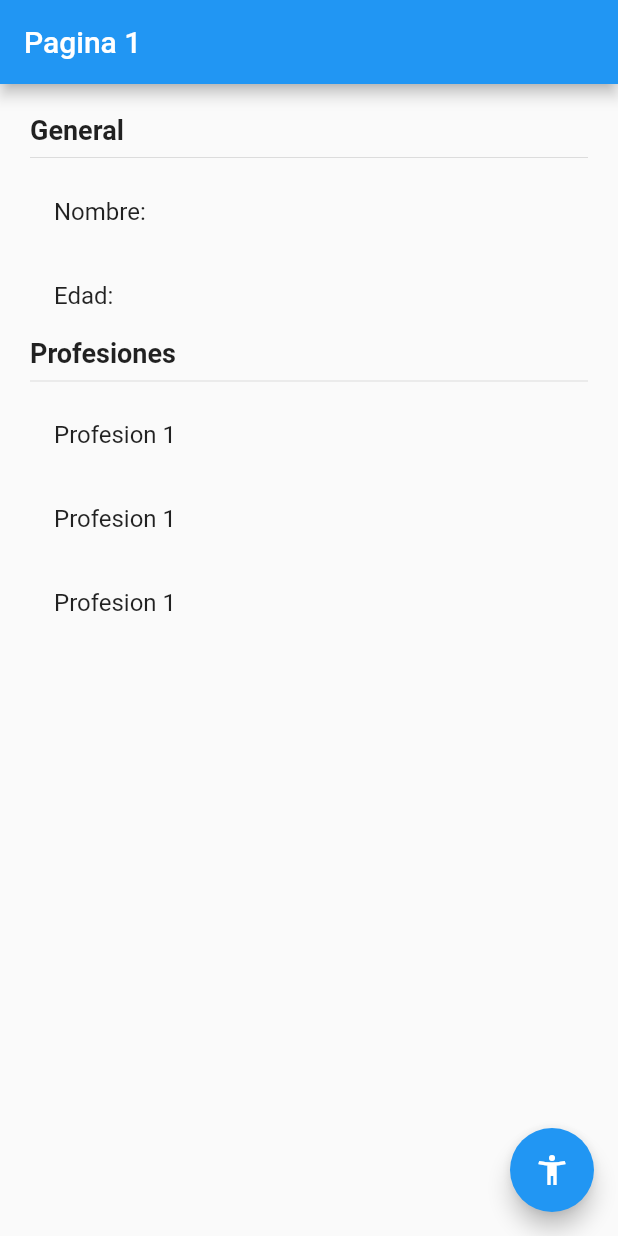
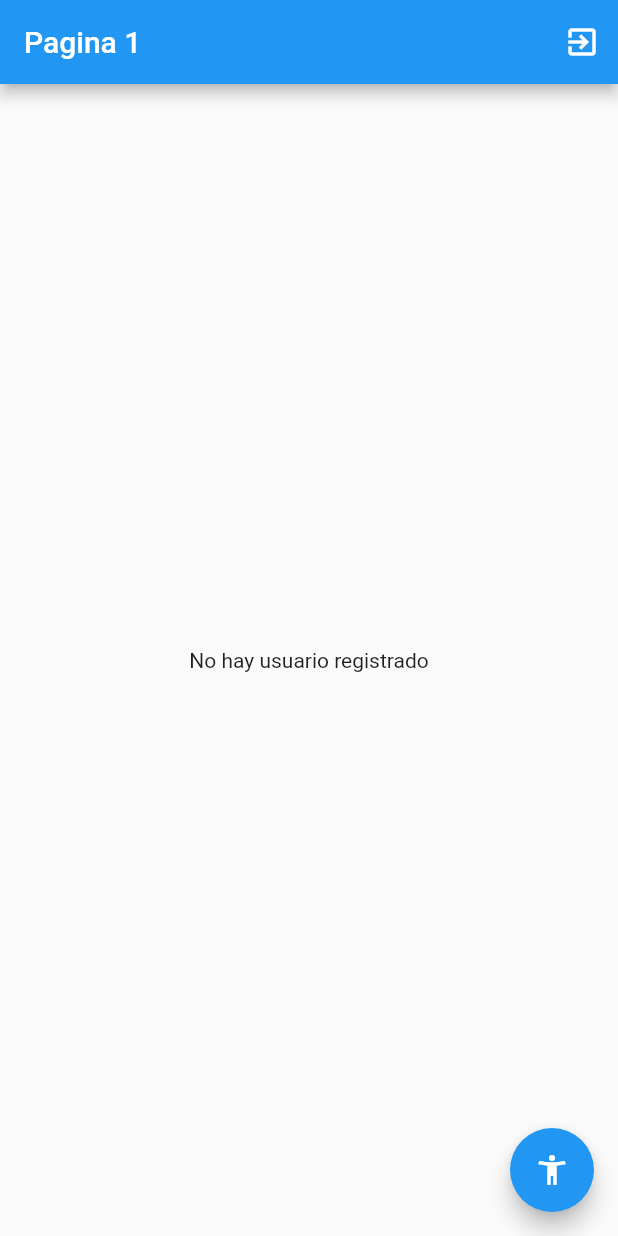
Before and after one commit to alemurillo104/state_managment_app, a Flutter app: the screen it shows after launch, on a phone screen of 412 x 824 dp. Run offline on Flutter 3.47's test engine with Material 2 defaults, Android fonts, the phone set to English and light mode, and no system bars; our stand-ins replace flutter_bloc.

Commit message:
rama Cubit terminada

```diff
--- /dev/null
+++ b/lib/bloc/usuario/usuario_cubit.dart
@@ -0,0 +1,52 @@
+
+
+import 'package:estados/models/usuario.dart';
+import 'package:flutter/material.dart';
+import 'package:flutter_bloc/flutter_bloc.dart';
+
+part 'usuario_state.dart';
+
+class UsuarioCubit extends Cubit<UsuarioState>{
+  UsuarioCubit() : super( UsuarioInitial() );
+
+  void seleccionarUsuario ( Usuario user ){
+
+    emit( UsuarioActivo(user) );
+  }
+
+  void cambiarEdadUsuario(int edad){
+
+    final currentState = state;
+    if ( currentState is UsuarioActivo ) {
+      final newUser = currentState.usuario.copyWith(edad: 30);
+      emit(UsuarioActivo(newUser));
+    }
+  }
+
+  void agregarProfesion(String prof){
+
+    final currentState = state;
+    if ( currentState is UsuarioActivo ) {
+
+      final profesiones = [
+        ...currentState.usuario.profesiones,
+        prof
+      ];
+
+      final newUser = currentState.usuario.copyWith(profesiones: profesiones);
+      emit(UsuarioActivo(newUser));
+    }
+  }
+
+  int getProfesionesCantidad(){
+    if (state is UsuarioInitial) {
+      return 0;
+    }else{
+      return (state as UsuarioActivo).usuario.profesiones.length;//creo
+    }
+  }
+
+  void borrarUsuario(){
+    emit(UsuarioInitial());
+  }
+}
--- /dev/null
+++ b/lib/bloc/usuario/usuario_state.dart
@@ -0,0 +1,17 @@
+part of 'usuario_cubit.dart';
+
+@immutable
+abstract class UsuarioState {}
+
+class UsuarioInitial extends UsuarioState{
+  final existeUsuario = false;
+}
+
+class UsuarioActivo extends UsuarioState{
+
+  final existeUsuario = true;
+  final Usuario usuario;
+
+  UsuarioActivo(this.usuario);
+
+}
--- a/lib/main.dart
+++ b/lib/main.dart
@@ -1,14 +1,20 @@
+import 'package:estados/bloc/usuario/usuario_cubit.dart';
 import 'package:estados/pages/pagina2_page.dart';
 import 'package:flutter/material.dart';
 
 import 'package:estados/pages/pagina1_page.dart';
+import 'package:flutter_bloc/flutter_bloc.dart';
 
 void main() => runApp(MyApp());
 
 class MyApp extends StatelessWidget {
   @override
   Widget build(BuildContext context) {
-    return MaterialApp(
+    return MultiBlocProvider(
+      providers: [
+        BlocProvider( create: (context) => UsuarioCubit() ),
+      ],
+      child: MaterialApp(
         debugShowCheckedModeBanner: false,
         title: 'Material App',
         initialRoute: 'pagina1',
@@ -16,6 +22,7 @@ class MyApp extends StatelessWidget {
           'pagina1': ( _ ) => Pagina1Page(),
           'pagina2': ( _ ) => Pagina2Page(),
         },
+      ),
     );
   }
 }
--- a/lib/models/usuario.dart
+++ b/lib/models/usuario.dart
@@ -2,10 +2,22 @@
 
 class Usuario {
 
-  String nombre;
-  int edad;
-  List<String> profesiones;
+  final String nombre;
+  final int edad;
+  final List<String> profesiones;
 
   Usuario({ this.nombre, this.edad, this.profesiones });
 
+  Usuario copyWith({
+    String nombre,
+    int edad,
+    List<String> profesiones
+  }){
+    return Usuario(
+      nombre: nombre ?? this.nombre,
+      edad: edad ?? this.edad,
+      profesiones: profesiones ?? this.profesiones,
+    );
+  }
+
 }
--- a/lib/pages/pagina1_page.dart
+++ b/lib/pages/pagina1_page.dart
@@ -1,4 +1,7 @@
+import 'package:estados/bloc/usuario/usuario_cubit.dart';
+import 'package:estados/models/usuario.dart';
 import 'package:flutter/material.dart';
+import 'package:flutter_bloc/flutter_bloc.dart';
 
 
 class Pagina1Page extends StatelessWidget {
@@ -8,8 +11,15 @@ class Pagina1Page extends StatelessWidget {
     return Scaffold(
       appBar: AppBar(
         title: Text('Pagina 1'),
+        actions: [
+          IconButton(
+            onPressed: () => context.read<UsuarioCubit>().borrarUsuario() ,
+            icon: Icon(Icons.exit_to_app)
+          )
+        ],
       ),
-      body: InformacionUsuario(),
+      body: BodyScaffold(),
+      // body: InformacionUsuario(),
 
      floatingActionButton: FloatingActionButton(
        child: Icon( Icons.accessibility_new ),
@@ -19,7 +29,42 @@ class Pagina1Page extends StatelessWidget {
   }
 }
 
+class BodyScaffold extends StatelessWidget {
+
+  @override
+  Widget build(BuildContext context) {
+    return BlocBuilder<UsuarioCubit, UsuarioState>(
+      builder: ( _ , state) {
+
+       switch ( state.runtimeType ) {
+         case UsuarioInitial:
+          return Center(child: Text('No hay usuario registrado'));
+          break;
+         case UsuarioActivo:
+          return InformacionUsuario((state as UsuarioActivo).usuario);
+          break;
+
+         default:
+          return CircularProgressIndicator();
+
+       }
+
+        // if ( state is UsuarioInitial ) {
+        //   return Center(child: Text('No hay usuario registrado'));
+        // } else if( state is UsuarioActivo) {
+        //   return InformacionUsuario(state.usuario);
+        // }
+        // return CircularProgressIndicator();
+      },
+    );
+  }
+}
+
 class InformacionUsuario extends StatelessWidget {
+
+  final Usuario usuario;
+
+  const InformacionUsuario( this.usuario );
 
   @override
   Widget build(BuildContext context) {
@@ -34,15 +79,20 @@ class InformacionUsuario extends StatelessWidget {
           Text('General', style: TextStyle( fontSize: 18, fontWeight: FontWeight.bold ) ),
           Divider(),
 
-          ListTile( title: Text('Nombre: ') ),
-          ListTile( title: Text('Edad: ') ),
+          ListTile( title: Text('Nombre: ${ usuario.nombre } ') ),
+          ListTile( title: Text('Edad: ${ usuario.edad }') ),
 
           Text('Profesiones', style: TextStyle( fontSize: 18, fontWeight: FontWeight.bold ) ),
           Divider(),
 
-          ListTile( title: Text('Profesion 1') ),
-          ListTile( title: Text('Profesion 1') ),
-          ListTile( title: Text('Profesion 1') ),
+          Expanded(
+            child: ListView.builder(
+              itemCount: usuario.profesiones.length,
+              itemBuilder: ( _ , int index) {
+                return ListTile( title: Text(usuario.profesiones[index]),) ;
+              },
+            ),
+          ),
 
         ],
       ),
--- a/lib/pages/pagina2_page.dart
+++ b/lib/pages/pagina2_page.dart
@@ -1,10 +1,17 @@
 import 'package:flutter/material.dart';
+import 'package:flutter_bloc/flutter_bloc.dart';
 
+import 'package:estados/models/usuario.dart';
+
+import 'package:estados/bloc/usuario/usuario_cubit.dart';
 
 class Pagina2Page extends StatelessWidget {
 
   @override
   Widget build(BuildContext context) {
+
+    final usuarioCubit = context.read<UsuarioCubit>();
+
     return Scaffold(
       appBar: AppBar(
         title: Text('Pagina 2'),
@@ -18,7 +25,7 @@ class Pagina2Page extends StatelessWidget {
               child: Text('Establecer Usuario', style: TextStyle( color: Colors.white ) ),
               color: Colors.blue,
               onPressed: () {
-
+                usuarioCubit.seleccionarUsuario( new Usuario(nombre: 'Alee', edad: 23, profesiones: [ 'Ing Informatico', 'Flutter Developer']) );
               }
             ),
 
@@ -26,7 +33,7 @@ class Pagina2Page extends StatelessWidget {
               child: Text('Cambiar Edad', style: TextStyle( color: Colors.white ) ),
               color: Colors.blue,
               onPressed: () {
-
+                usuarioCubit.cambiarEdadUsuario(30);
               }
             ),
 
@@ -34,7 +41,7 @@ class Pagina2Page extends StatelessWidget {
               child: Text('Añadir Profesion', style: TextStyle( color: Colors.white ) ),
               color: Colors.blue,
               onPressed: () {
-
+                usuarioCubit.agregarProfesion('Profesion ${usuarioCubit.getProfesionesCantidad() + 1}');
               }
             ),
 
--- a/pubspec.yaml
+++ b/pubspec.yaml
@@ -28,6 +28,7 @@ dependencies:
   # The following adds the Cupertino Icons font to your application.
   # Use with the CupertinoIcons class for iOS style icons.
   cupertino_icons: ^0.1.3
+  flutter_bloc: ^8.0.1
 
 dev_dependencies:
   flutter_test:
```
Also changed, not shown: pubspec.lock. Lines whose indentation alone changed are shown as unchanged.
